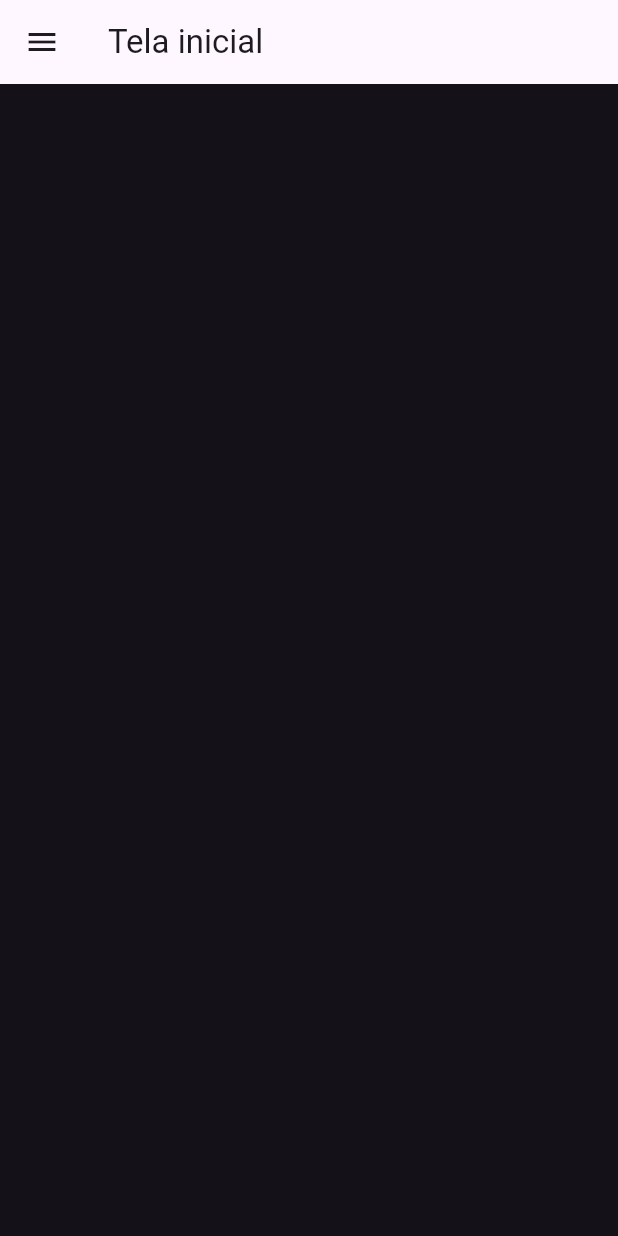
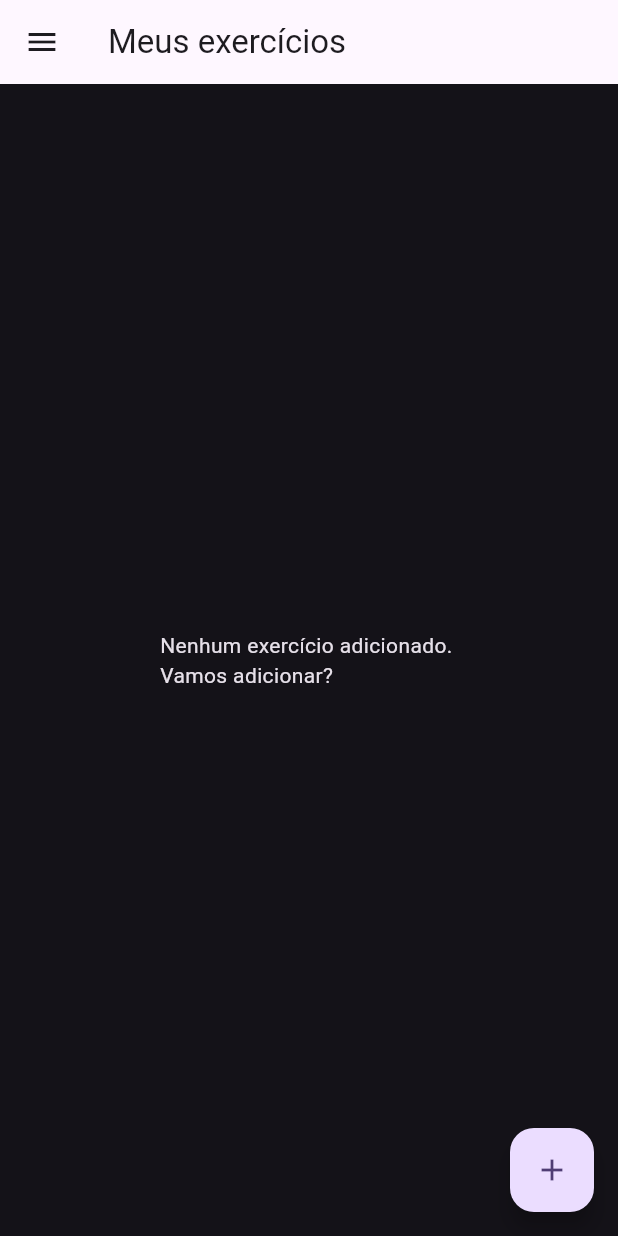
Before and after one commit to GustaDuarte/gym-easy, a Flutter app: the screen it shows once a user with an empty profile is signed in, on a phone screen of 412 x 824 dp. Run offline on Flutter 3.47's test engine with Material 3 defaults, Android fonts, the phone set to English and light mode, and no system bars; our stand-ins replace cloud_firestore, firebase_auth, firebase_core; accounts and stored records are empty.

Commit message:
:lipstick: feat: cadastrando exercício no firebase

```diff
--- a/lib/components/decoration_authentification.dart
+++ b/lib/components/decoration_authentification.dart
@@ -1,7 +1,8 @@
 import 'package:flutter/material.dart';
 
-InputDecoration getAuthenticationInputDecoration(String label) {
+InputDecoration getAuthenticationInputDecoration(String label, {Icon? icon}) {
   return InputDecoration(
+    icon: icon,
     hintText: label,
     hintStyle: const TextStyle(color: Colors.black),
     fillColor: Colors.white,
--- a/lib/main.dart
+++ b/lib/main.dart
@@ -1,7 +1,7 @@
 import 'package:firebase_auth/firebase_auth.dart';
 import 'package:flutter/material.dart';
 import 'package:flutter_projects/screens/authentication_screen.dart';
-import 'package:flutter_projects/screens/exercise.dart';
+import 'package:flutter_projects/screens/exercise_screen.dart';
 import 'package:firebase_core/firebase_core.dart';
 import 'package:flutter_projects/screens/home_screen.dart';
 import 'firebase_options.dart';
@@ -38,7 +38,7 @@ class RouterSreen extends StatelessWidget {
       stream: FirebaseAuth.instance.userChanges(),
       builder: (context, snapshot){
       if (snapshot.hasData){
-        return HomeScreen();
+        return HomeScreen(user: snapshot.data!,);
       } else {
         return AuthenticationScreen();
       }
--- a/lib/screens/home_screen.dart
+++ b/lib/screens/home_screen.dart
@@ -1,24 +1,109 @@
+import 'package:firebase_auth/firebase_auth.dart';
 import 'package:flutter/material.dart';
+import 'package:flutter_projects/_core/home_modal.dart';
+import 'package:flutter_projects/screens/exercise_screen.dart';
 import 'package:flutter_projects/service/authentification_service.dart';
+import 'package:flutter_projects/service/exercise_service.dart';
+import '../models/exercise_model.dart';
 
-class HomeScreen extends StatelessWidget {
-  const HomeScreen({super.key});
+class HomeScreen extends StatefulWidget {
+  final User user;
+
+  HomeScreen({super.key, required this.user});
+
+  @override
+  State<HomeScreen> createState() => _HomeScreenState();
+}
+
+class _HomeScreenState extends State<HomeScreen> {
+  final ExerciseService service = ExerciseService();
 
   @override
   Widget build(BuildContext context) {
     return Scaffold(
-      appBar: AppBar(title: Text("Tela inicial"),
+      appBar: AppBar(title: Text("Meus exercícios")),
+      drawer: Drawer(
+        child: ListView(
+          children: [
+            UserAccountsDrawerHeader(
+              currentAccountPicture: CircleAvatar(
+                backgroundImage: AssetImage("assets/logo.png"),
+              ),
+              accountName: Text(
+                (widget.user.displayName != null)
+                    ? widget.user.displayName!
+                    : "",
+              ),
+              accountEmail: Text(widget.user.email!),
+            ),
+            ListTile(
+              title: Text("Quer saber como esse app foi feito?"),
+              leading: Icon(Icons.menu_book_rounded),
+              dense: true,
+              onTap: () {},
+            ),
+            const Divider(),
+            ListTile(
+              leading: const Icon(Icons.logout),
+              title: const Text("Deslogar"),
+              dense: true,
+              onTap: () {
+                AuthentificationService().logout();
+              },
+            ),
+          ],
+        ),
       ),
-      drawer: Drawer(
-        child: ListView(children: [
-          ListTile(
-            leading: const Icon(Icons.logout),
-            title: const Text("Deslogar"),
-            onTap: () {
-              AuthentificationService().logout();
+      floatingActionButton: FloatingActionButton(
+        child: Icon(Icons.add),
+        onPressed: () {
+          showModalHome(context);
+        },
+      ),
+      body: StreamBuilder(
+        stream: service.connectStreamExercise(),
+        builder: (context, snapshot) {
+          if (snapshot.connectionState == ConnectionState.waiting) {
+            return const Center(child: CircularProgressIndicator());
+          } else {
+            if (snapshot.hasData &&
+                snapshot.data != null &&
+                snapshot.data!.docs.isNotEmpty) {
+              List<ExerciseModel> listExercise = [];
+
+              for (var doc in snapshot.data!.docs) {
+                listExercise.add(ExerciseModel.fromMap(doc.data()));
+              }
+
+              return ListView(
+                children: List.generate(listExercise.length, (index) {
+                  ExerciseModel exerciseModel = listExercise[index];
+                  return ListTile(
+                    title: Text(exerciseModel.name),
+                    subtitle: Text(exerciseModel.exercise),
+                    trailing: IconButton(icon: Icon(Icons.edit), onPressed: (){
+                      showModalHome(context, exercise: exerciseModel);
+                    }, ),
+                    onTap: () {
+                      Navigator.push(
+                        context,
+                        MaterialPageRoute(
+                          builder:
+                              (context) =>
+                                  ExerciseScreen(exerciseModel: exerciseModel),
+                        ),
+                      );
+                    },
+                  );
+                }),
+              );
+            } else {
+              return const Center(
+                child: Text("Nenhum exercício adicionado. \nVamos adicionar?"),
+              );
             }
-            ,)
-        ],),
+          }
+        },
       ),
     );
   }
--- a/pubspec.yaml
+++ b/pubspec.yaml
@@ -36,6 +36,8 @@ dependencies:
   cupertino_icons: ^1.0.8
   firebase_core: ^4.1.0
   firebase_auth: ^6.0.2
+  cloud_firestore: ^6.0.1
+  uuid: ^4.5.1
 
 dev_dependencies:
   flutter_test:
```
Also changed, not shown: lib/_core/home_modal.dart (added, +229 -0 lines), lib/screens/exercise_screen.dart (renamed from lib/screens/exercise.dart, +2 -7 lines), lib/service/exercise_service.dart (added, +32 -0 lines), pubspec.lock.
